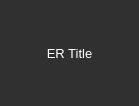
Before: the Qt Designer form src/resources/ERScrollItem.ui in IDREsandbox/vsim, drawn with Qt 5.
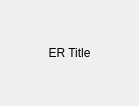
After: the same form once the commit is applied.

Commit message: scroll item style shenanigans

```diff
--- a/src/resources/ERScrollItem.ui
+++ b/src/resources/ERScrollItem.ui
@@ -13,17 +13,9 @@
   <property name="windowTitle">
    <string>Form</string>
   </property>
-  <property name="styleSheet">
-   <string notr="true">color: rgb(255, 255, 255);
-background-color: rgb(48, 48, 48);</string>
-  </property>
   <layout class="QVBoxLayout" name="vertical_layout">
    <item>
     <widget class="QLabel" name="title">
-     <property name="styleSheet">
-      <string notr="true">color: rgb(255, 255, 255);
-font: 10pt;</string>
-     </property>
      <property name="text">
       <string>ER Title</string>
      </property>
```
The commit also changes 17 other files.
